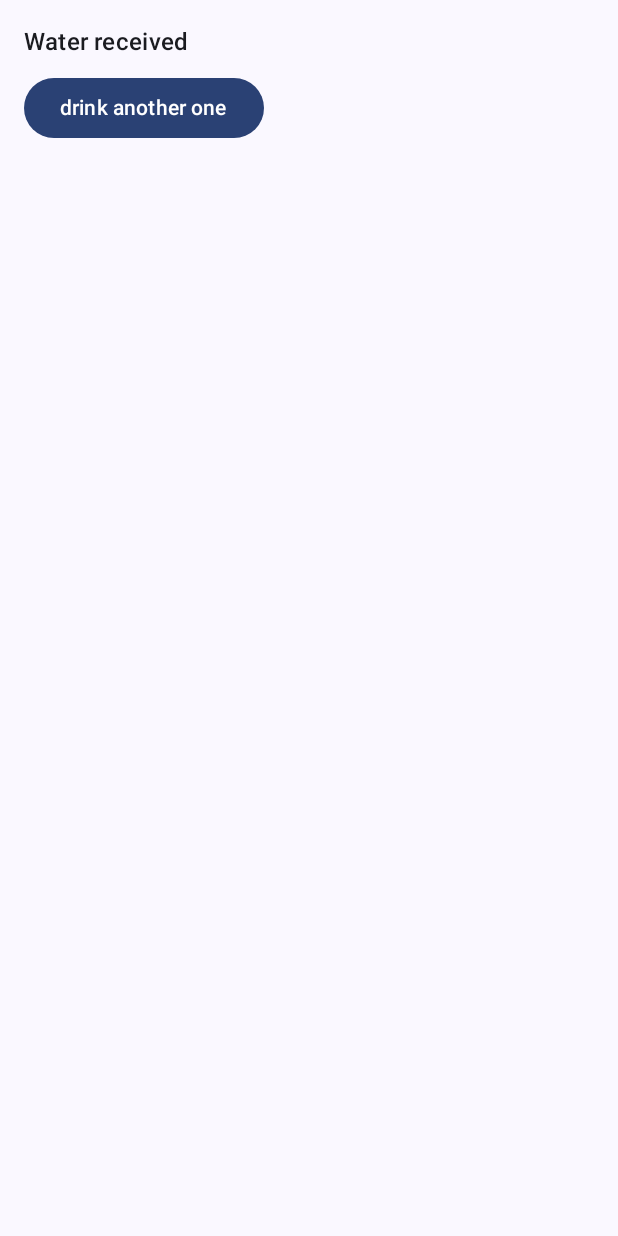
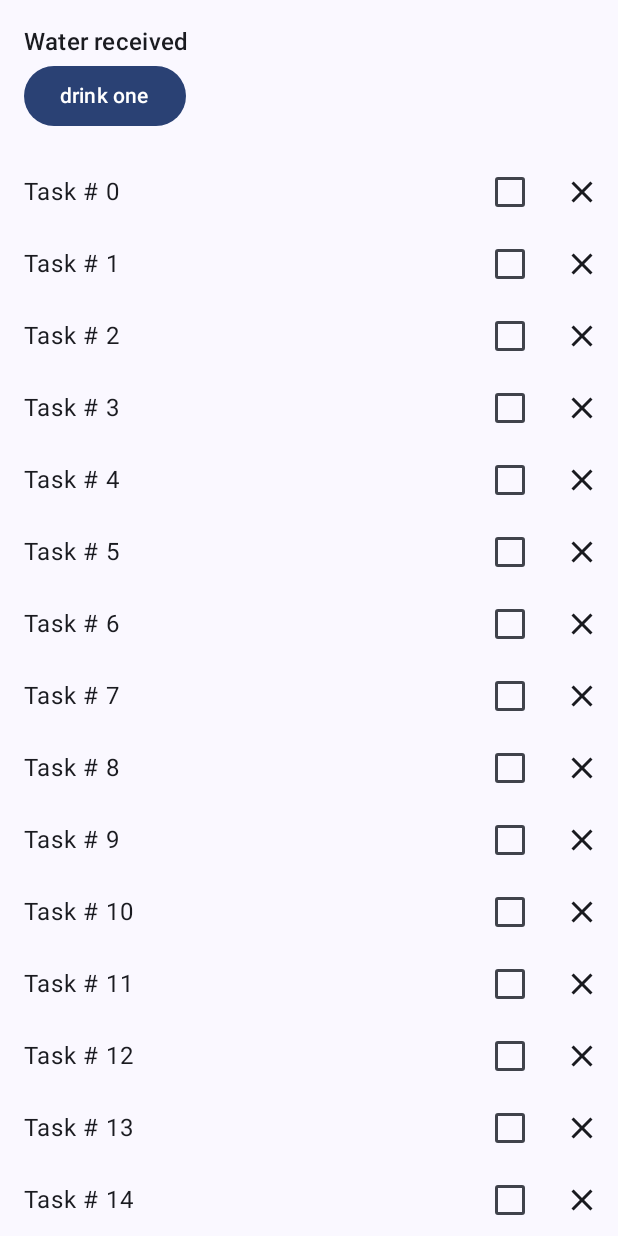
Before and after one commit to rock-it-twice/basic-state-codelab, an Android app built with Jetpack Compose: the screen it shows after launch (MainActivity), on a phone screen of 412 x 824 dp. Run offline under Robolectric (Android 15) with nearby library versions, the phone set to English and light mode, and no system bars.

Commit message:
basic-state-ver 1-0

```diff
--- a/app/build.gradle
+++ b/app/build.gradle
@@ -37,7 +37,7 @@ android {
         compose true
     }
     composeOptions {
-        kotlinCompilerExtensionVersion '1.3.2'
+        kotlinCompilerExtensionVersion '1.4.2'
     }
     packagingOptions {
         resources {
@@ -56,6 +56,7 @@ dependencies {
     implementation 'androidx.compose.ui:ui-graphics'
     implementation 'androidx.compose.ui:ui-tooling-preview'
     implementation 'androidx.compose.material3:material3'
+    implementation 'androidx.core:core-ktx:+'
     testImplementation 'junit:junit:4.13.2'
     androidTestImplementation 'androidx.test.ext:junit:1.1.5'
     androidTestImplementation 'androidx.test.espresso:espresso-core:3.5.1'
@@ -63,4 +64,5 @@ dependencies {
     androidTestImplementation 'androidx.compose.ui:ui-test-junit4'
     debugImplementation 'androidx.compose.ui:ui-tooling'
     debugImplementation 'androidx.compose.ui:ui-test-manifest'
+    implementation "androidx.lifecycle:lifecycle-viewmodel-compose:2.5.1"
 }
--- a/app/src/main/java/com/example/basicstatecodelab/WaterCounter.kt
+++ b/app/src/main/java/com/example/basicstatecodelab/WaterCounter.kt
@@ -1,6 +1,7 @@
 package com.example.basicstatecodelab
 
 import androidx.compose.foundation.layout.Column
+import androidx.compose.foundation.layout.Row
 import androidx.compose.foundation.layout.padding
 import androidx.compose.material3.Button
 import androidx.compose.material3.MaterialTheme
@@ -10,6 +11,7 @@ import androidx.compose.runtime.getValue
 import androidx.compose.runtime.mutableStateOf
 import androidx.compose.runtime.saveable.rememberSaveable
 import androidx.compose.runtime.setValue
+import androidx.compose.ui.Alignment
 import androidx.compose.ui.Modifier
 import androidx.compose.ui.text.TextStyle
 import androidx.compose.ui.unit.dp
@@ -30,9 +32,32 @@ fun WaterCounter(modifier: Modifier = Modifier){
         Button(
             onClick = { count ++ },
             enabled = count < 10,
-            modifier = modifier.padding(top = 8.dp)
+            modifier = modifier.padding(end = 8.dp)
         ) {
             Text(text = "drink another one")
         }
     }
 }
+
+@Composable
+fun StatelessCounter(count: Int, onIncrement: () -> Unit, modifier: Modifier = Modifier){
+    Column(
+        modifier = modifier.padding(16.dp)
+    ) {
+        Text(text = "Water received", style = MaterialTheme.typography.titleMedium)
+        // Text is present, only when the count is > 0
+        if (count > 0) {
+            Text(text = "You've had $count glasses")
+        }
+        Button(onClick = onIncrement, enabled = count < 10, modifier = modifier.padding(end = 8.dp)
+        ) {
+            Text(text = "drink one")
+        }
+    }
+}
+
+@Composable
+fun StatefulCounter(modifier: Modifier = Modifier){
+    var count by rememberSaveable { mutableStateOf(0) }
+    StatelessCounter(count = count, onIncrement = { count++ }, modifier)
+}
--- a/app/src/main/java/com/example/basicstatecodelab/WellnessScreen.kt
+++ b/app/src/main/java/com/example/basicstatecodelab/WellnessScreen.kt
@@ -1,10 +1,26 @@
 package com.example.basicstatecodelab
 
-import androidx.compose.material3.Surface
+import androidx.compose.foundation.layout.Column
 import androidx.compose.runtime.Composable
+import androidx.compose.runtime.remember
+import androidx.compose.runtime.toMutableStateList
 import androidx.compose.ui.Modifier
+import androidx.lifecycle.viewmodel.compose.viewModel
+
 
 @Composable
-fun WellnessScreen (modifier: Modifier = Modifier) {
-    WaterCounter(modifier = modifier)
+fun WellnessScreen (
+    modifier: Modifier = Modifier,
+    wellnessViewModel: WellnessViewModel = viewModel()) {
+    Column(
+        modifier = modifier
+    ) {
+        StatefulCounter()
+        WellnessTasksList(
+            list = wellnessViewModel.tasks,
+            onCheckedTask = {task, checked ->
+                wellnessViewModel.changeTaskChecked(task, checked)
+            },
+            onCloseTask = { task -> wellnessViewModel.remove(task) })
+    }
 }
--- /dev/null
+++ b/app/src/main/java/com/example/basicstatecodelab/WellnessTask.kt
@@ -0,0 +1,13 @@
+package com.example.basicstatecodelab
+
+import androidx.compose.runtime.getValue
+import androidx.compose.runtime.mutableStateOf
+import androidx.compose.runtime.setValue
+
+data class WellnessTask(
+    val id: Int,
+    val label: String,
+    var initialChecked: Boolean = false,
+    ) {
+    var checked by mutableStateOf(initialChecked)
+}
--- /dev/null
+++ b/app/src/main/java/com/example/basicstatecodelab/WellnessTaskItem.kt
@@ -0,0 +1,59 @@
+package com.example.basicstatecodelab
+
+import androidx.compose.foundation.layout.Row
+import androidx.compose.material3.Text
+import androidx.compose.runtime.Composable
+import androidx.compose.ui.Alignment
+import androidx.compose.ui.Modifier
+import androidx.compose.ui.unit.dp
+import androidx.compose.foundation.layout.padding
+import androidx.compose.material.icons.Icons
+import androidx.compose.material.icons.filled.Close
+import androidx.compose.material3.Checkbox
+import androidx.compose.material3.Icon
+import androidx.compose.material3.IconButton
+import androidx.compose.runtime.getValue
+import androidx.compose.runtime.mutableStateOf
+import androidx.compose.runtime.saveable.rememberSaveable
+import androidx.compose.runtime.setValue
+import androidx.compose.ui.tooling.preview.Preview
+
+@Composable
+fun WellnessTaskItem(
+    taskName: String,
+    checked: Boolean,
+    onCheckedChange: (Boolean) -> Unit,
+    onClose: () -> Unit,
+    modifier: Modifier = Modifier
+) {
+    Row(
+        modifier = modifier,
+        verticalAlignment = Alignment.CenterVertically
+    ) {
+        Text(
+            modifier = Modifier
+                .weight(1f)
+                .padding(start = 16.dp),
+            text = taskName
+        )
+        Checkbox(
+            checked = checked,
+            onCheckedChange = onCheckedChange
+        )
+        IconButton(
+            onClick = onClose
+        ) {
+            Icon(imageVector = Icons.Filled.Close,
+                contentDescription = "Close"
+            )
+        }
+    }
+}
+
+
+
+@Preview(showBackground = true)
+@Composable
+fun WellnessTaskItemPreview(){
+    WellnessTaskItem(taskName = "This is a task", checked = false, onCheckedChange = {}, onClose = {})
+}
--- /dev/null
+++ b/app/src/main/java/com/example/basicstatecodelab/WellnessTasksList.kt
@@ -0,0 +1,33 @@
+package com.example.basicstatecodelab
+
+import androidx.compose.foundation.lazy.LazyColumn
+import androidx.compose.foundation.lazy.items
+import androidx.compose.foundation.lazy.rememberLazyListState
+import androidx.compose.runtime.Composable
+import androidx.compose.runtime.State
+import androidx.compose.runtime.remember
+import androidx.compose.ui.Modifier
+
+@Composable
+fun WellnessTasksList(
+    list: List<WellnessTask>,
+    onCheckedTask: (WellnessTask, Boolean) -> Unit,
+    onCloseTask: (WellnessTask) -> Unit,
+    modifier: Modifier = Modifier
+){
+    LazyColumn(
+        modifier = modifier,
+        state = rememberLazyListState()
+    ){
+        items(
+            items = list,
+            key = { task -> task.id }
+        ){ task ->
+            WellnessTaskItem(
+                taskName = task.label,
+                checked = task.checked,
+                onCheckedChange = { checked -> onCheckedTask(task, checked) },
+                onClose = { onCloseTask(task) })
+        }
+    }
+}
--- /dev/null
+++ b/app/src/main/java/com/example/basicstatecodelab/WellnessViewModel.kt
@@ -0,0 +1,20 @@
+package com.example.basicstatecodelab
+
+import androidx.compose.runtime.toMutableStateList
+import androidx.lifecycle.ViewModel
+
+class WellnessViewModel : ViewModel() {
+    private val _tasks = getWellnessTasks().toMutableStateList()
+    val tasks: List<WellnessTask>
+        get() = _tasks
+
+    fun remove(item: WellnessTask) {
+        _tasks.remove(item)
+    }
+
+    fun changeTaskChecked(item: WellnessTask, checked: Boolean) {
+        tasks.find { it.id == item.id }?.let { task -> task.checked = checked }
+    }
+}
+
+private fun getWellnessTasks() = List(30) { i -> WellnessTask(i, "Task # $i") }
--- a/build.gradle
+++ b/build.gradle
@@ -1,6 +1,6 @@
 // Top-level build file where you can add configuration options common to all sub-projects/modules.
 plugins {
-    id 'com.android.application' version '8.1.0-alpha02' apply false
-    id 'com.android.library' version '8.1.0-alpha02' apply false
-    id 'org.jetbrains.kotlin.android' version '1.7.20' apply false
+    id 'com.android.application' version '8.1.0-alpha04' apply false
+    id 'com.android.library' version '8.1.0-alpha04' apply false
+    id 'org.jetbrains.kotlin.android' version '1.8.10' apply false
 }
```
Also changed, not shown: app/src/main/java/com/example/basicstatecodelab/MainActivity.kt (line endings or trailing spaces), gradle/wrapper/gradle-wrapper.properties.
